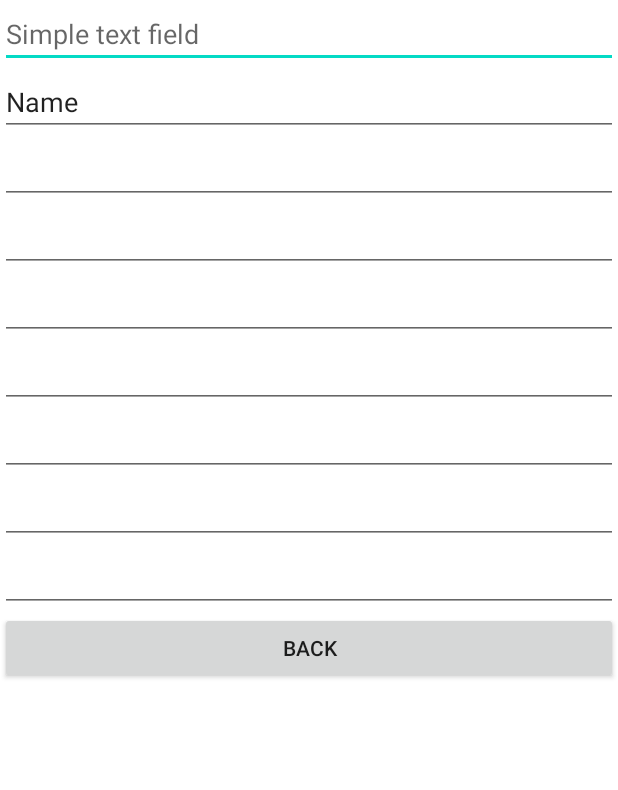
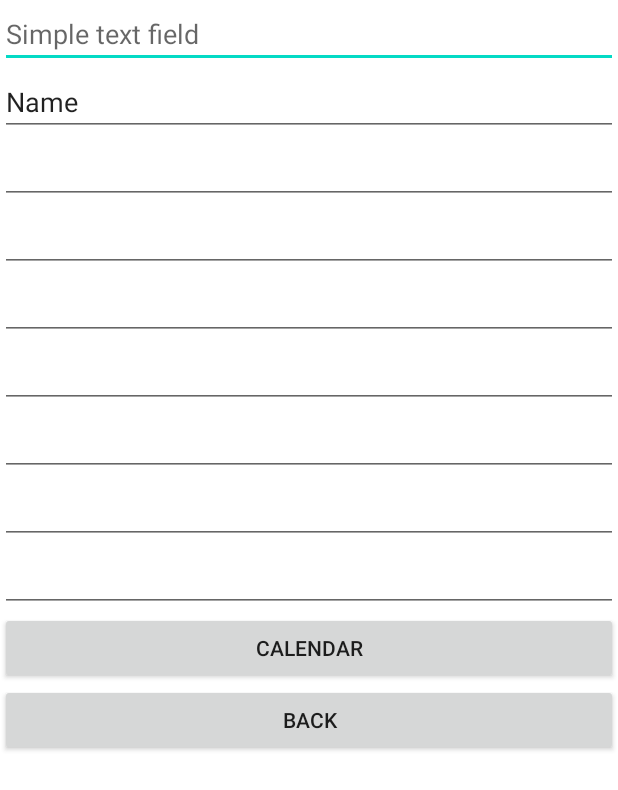
Before and after one commit to fat-hamster/homework-android-1, an Android app: the NextActivity screen opened directly, with no data from a screen before it, on a phone screen of 412 x 824 dp. Shown: the top 790 px of the screen. Run offline under Robolectric (Android 15) with nearby library versions, the phone set to English and light mode, and no system bars.

Commit message:
забыл добавить календарь.

```diff
--- a/app/src/main/AndroidManifest.xml
+++ b/app/src/main/AndroidManifest.xml
@@ -19,6 +19,9 @@
         <activity android:name=".NextActivity"
             android:label="@string/next_activity">
         </activity>
+        <activity android:name=".CalendarActivity"
+            android:label="Calendar activity">
+        </activity>
     </application>
 
 </manifest>
--- a/app/src/main/java/com/example/lesson1/NextActivity.java
+++ b/app/src/main/java/com/example/lesson1/NextActivity.java
@@ -16,5 +16,11 @@ public class NextActivity extends Activity {
             Intent intent = new Intent(NextActivity.this, MainActivity.class);
             startActivity(intent);
         });
+
+        Button calendarButton = findViewById(R.id.calendarButton);
+        calendarButton.setOnClickListener(v -> {
+            Intent intent = new Intent(NextActivity.this, CalendarActivity.class);
+            startActivity(intent);
+        });
     }
 }
--- a/app/src/main/res/layout/activity_linearlayoutsecond.xml
+++ b/app/src/main/res/layout/activity_linearlayoutsecond.xml
@@ -72,8 +72,15 @@
         android:autofillHints="@string/time_text" />
 
     <Button
+        android:id="@+id/calendarButton"
+        android:layout_width="match_parent"
+        android:layout_height="wrap_content"
+        android:text="@string/calendar" />
+
+    <Button
         android:id="@+id/button2"
         android:layout_width="match_parent"
         android:layout_height="wrap_content"
-        android:text="Back" />
+        android:text="@string/back" />
+
 </LinearLayout>
--- a/app/src/main/res/values/strings.xml
+++ b/app/src/main/res/values/strings.xml
@@ -10,4 +10,6 @@
     <string name="person_name">Person Name text field</string>
     <string name="time_text">Time text field</string>
     <string name="next_activity">Next activity</string>
+    <string name="calendar">Calendar</string>
+    <string name="back">Back</string>
 </resources>
```
Also changed, not shown: app/src/main/java/com/example/lesson1/CalendarActivity.java (added, +22 -0 lines), app/src/main/res/layout/activity_linearlayoutcalendar.xml (added, +17 -0 lines).
